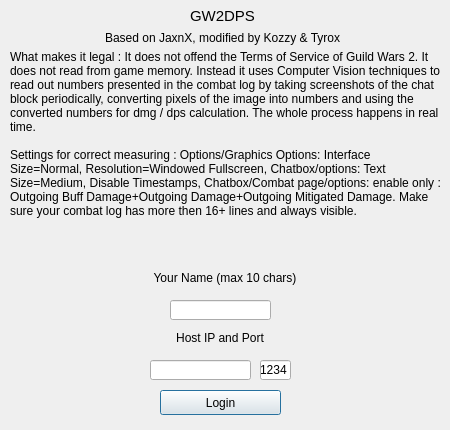
The window that mydialog.ui (Tyrox92/Gw2SPECS) describes before a commit, drawn with Qt 5.
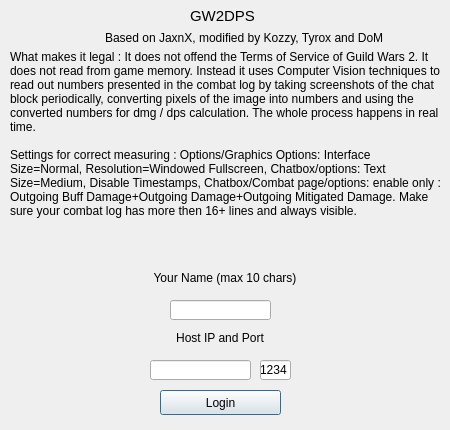
The same window after the commit.

What changed in the file:
```diff
--- a/mydialog.ui
+++ b/mydialog.ui
@@ -175,7 +175,7 @@
     </sizepolicy>
    </property>
    <property name="text">
-    <string>Based on JaxnX, modified by Kozzy &amp; Tyrox</string>
+    <string>Based on JaxnX, modified by Kozzy, Tyrox and DoM</string>
    </property>
   </widget>
   <widget class="QLabel" name="label_7">
```
